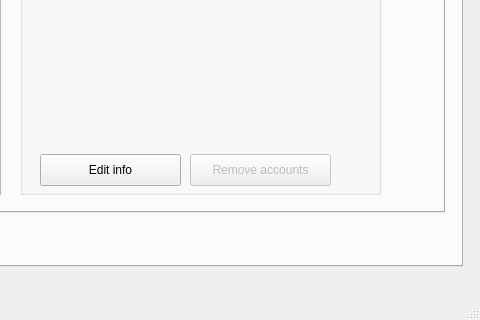
Old version of the form QtDesignerGUI/GUI.ui in the repository PaytonZ/python-get-followers; both pictures show x 267 to 747 and y 292 to 612 of the 747 by 612 pixel window.
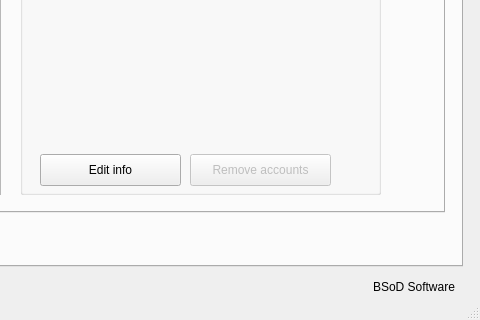
New version of the form. The open tabs and pages were chosen to show the change. Icons and pictures are not drawn.

What changed in the file:
```diff
--- a/QtDesignerGUI/GUI.ui
+++ b/QtDesignerGUI/GUI.ui
@@ -537,6 +537,19 @@
      <string>Version 0.15</string>
     </property>
    </widget>
+   <widget class="QLabel" name="versionGUI_2">
+    <property name="geometry">
+     <rect>
+      <x>640</x>
+      <y>550</y>
+      <width>91</width>
+      <height>20</height>
+     </rect>
+    </property>
+    <property name="text">
+     <string>BSoD Software</string>
+    </property>
+   </widget>
   </widget>
   <widget class="QMenuBar" name="menubar">
    <property name="geometry">
```
Left out of the diff: 4 changed lines with no effect on the pictures.
